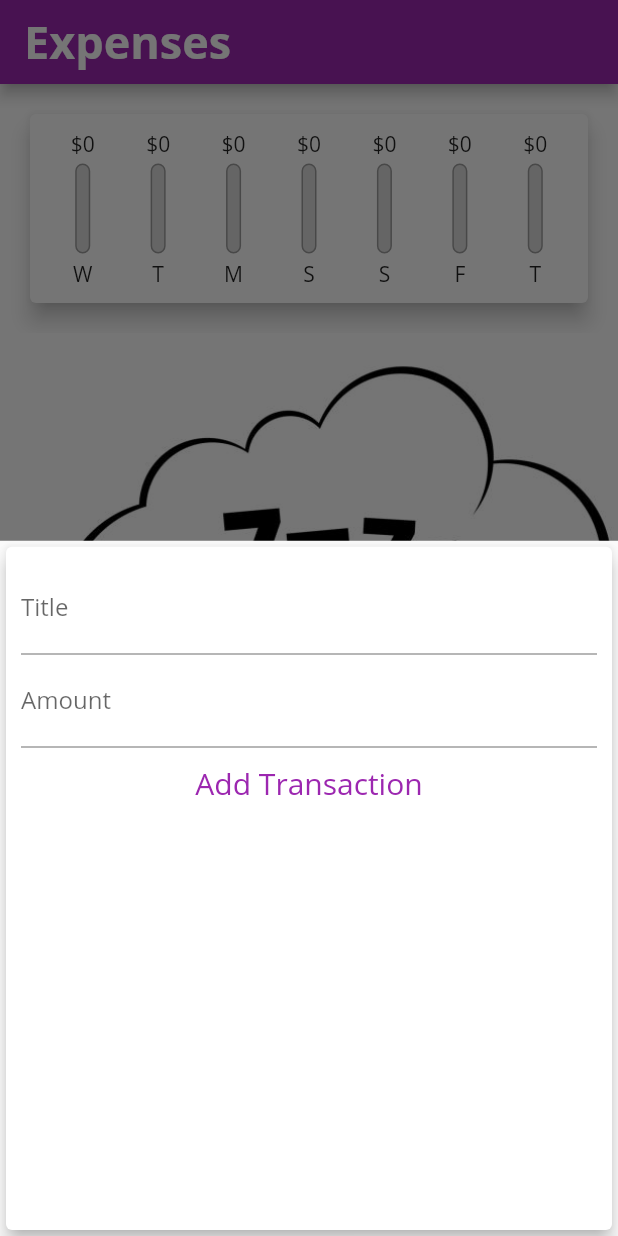
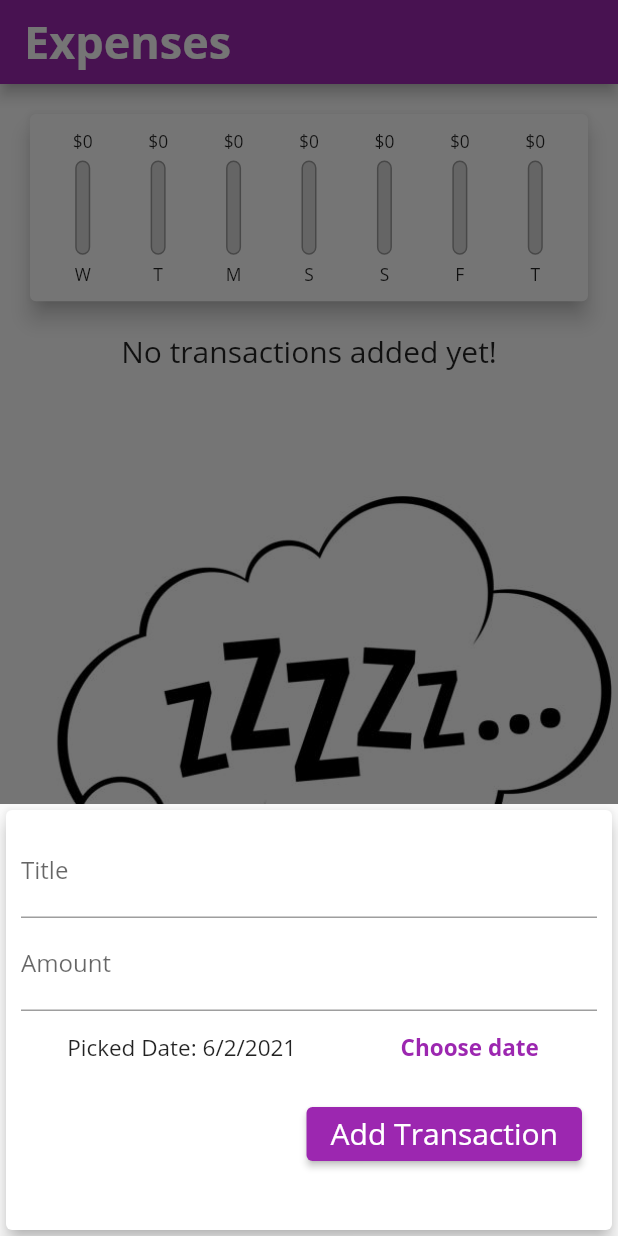
Before and after one commit to test1-creator/expenses, a Flutter app: the screen it shows after launch, after a tap on the "add" icon, on a phone screen of 412 x 824 dp. Run offline on Flutter 3.47's test engine with Material 2 defaults, Android fonts, the phone set to English and light mode, and no system bars.

Commit message:
Responsive
Added a switch in a landscape mode for chart

```diff
--- a/lib/main.dart
+++ b/lib/main.dart
@@ -1,7 +1,13 @@
 import 'package:expense/pages/homepage.dart';
 import 'package:flutter/material.dart';
+import 'package:flutter/services.dart';
 
 void main() {
+  // WidgetsFlutterBinding.ensureInitialized();
+  // SystemChrome.setPreferredOrientations([
+  //   DeviceOrientation.portraitUp,
+  //   DeviceOrientation.portraitDown,
+  // ]);
   runApp(Expense());
 }
 
--- a/lib/pages/homepage.dart
+++ b/lib/pages/homepage.dart
@@ -11,45 +11,8 @@ class HomePage extends StatefulWidget {
 }
 
 class _HomePageState extends State<HomePage> {
-  final List<Transaction> _userTransaction = [
-    // Transaction(
-    //     id: "t1", title: "New shoes", amount: 69.99, date: DateTime.now()),
-    // Transaction(
-    //     id: "t2",
-    //     title: "Weekly Groceries",
-    //     amount: 16.53,
-    //     date: DateTime.now()),
-    // Transaction(
-    //     id: "t2",
-    //     title: "Weekly Groceries",
-    //     amount: 16.53,
-    //     date: DateTime.now()),
-    // Transaction(
-    //     id: "t2",
-    //     title: "Weekly Groceries",
-    //     amount: 16.53,
-    //     date: DateTime.now()),
-    // Transaction(
-    //     id: "t2",
-    //     title: "Weekly Groceries",
-    //     amount: 16.53,
-    //     date: DateTime.now()),
-    // Transaction(
-    //     id: "t2",
-    //     title: "Weekly Groceries",
-    //     amount: 16.53,
-    //     date: DateTime.now()),
-    // Transaction(
-    //     id: "t2",
-    //     title: "Weekly Groceries",
-    //     amount: 16.53,
-    //     date: DateTime.now()),
-    // Transaction(
-    //     id: "t2",
-    //     title: "Weekly Groceries",
-    //     amount: 16.53,
-    //     date: DateTime.now()),
-  ];
+  final List<Transaction> _userTransaction = [];
+  bool _showChart = false;
 
   List<Transaction> get _recentTransactions {
     return _userTransaction.where((tx) {
@@ -58,15 +21,21 @@ class _HomePageState extends State<HomePage> {
   }
 
   //Method to add transaction to a userTransaction list
-  void _addNewTransaction(String txTitle, double txAmount) {
+  void _addNewTransaction(String txTitle, double txAmount, DateTime chosenDate) {
     final newTx = Transaction(
         title: txTitle,
         amount: txAmount,
-        date: DateTime.now(),
+        date: chosenDate,
         id: DateTime.now().toString());
 
     setState(() {
       _userTransaction.add(newTx);
+    });
+  }
+
+  void _deleteTransaction(String id) {
+    setState(() {
+      _userTransaction.removeWhere((tx) => tx.id == id);
     });
   }
 
@@ -83,8 +52,12 @@ class _HomePageState extends State<HomePage> {
   }
 
 
+
   @override
   Widget build(BuildContext context) {
+    final isLandscape = MediaQuery.of(context).orientation == Orientation.landscape;
+    var _height = MediaQuery.of(context).size.height;
+
     return SafeArea(
       child: Scaffold(
         appBar: AppBar(
@@ -96,9 +69,30 @@ class _HomePageState extends State<HomePage> {
         body: SingleChildScrollView(
           child: Column(
             children: [
-              Chart(_recentTransactions),
+              if(isLandscape) Row(
+                mainAxisAlignment: MainAxisAlignment.center,
+                children: [
+                  Text('Show Chart'),
+                  Switch(value: _showChart, onChanged: (value) {
+                    setState(() {
+                      _showChart = value;
+                    });
+                  }),
+                ],
+              ),
+
+              if(!isLandscape)
+                Container(
+                  height: _height * 0.2,
+                  child: Chart(_recentTransactions),),
+
+              _showChart ? Container(
+                height: _height * 0.5,
+                  child: Chart(_recentTransactions),) :
               //Contains a listView of all transactions
-              TransactionList(_userTransaction),
+              TransactionList(_userTransaction, _deleteTransaction),
+
+
             ],
           ),
         ),
--- a/lib/widgets/chart.dart
+++ b/lib/widgets/chart.dart
@@ -26,7 +26,7 @@ class Chart extends StatelessWidget {
         "day": DateFormat.E().format(weekDay).substring(0, 1),
         'amount': totalSum
       };
-    });
+    }).toList();
   }
 
   double get totalSpending {
@@ -38,7 +38,11 @@ class Chart extends StatelessWidget {
 
   @override
   Widget build(BuildContext context) {
-    return Card(
+    var _height = MediaQuery.of(context).size.height;
+
+    return Container(
+      height: _height * 0.22,
+      child: Card(
         elevation: 6,
         margin: EdgeInsets.all(20),
         child: Padding(
@@ -52,6 +56,7 @@ class Chart extends StatelessWidget {
             }).toList(),
           ),
         ),
+      ),
     );
   }
 }
--- a/lib/widgets/chart_bar.dart
+++ b/lib/widgets/chart_bar.dart
@@ -9,15 +9,23 @@ class ChartBar extends StatelessWidget {
 
   @override
   Widget build(BuildContext context) {
+    var _height = MediaQuery.of(context).size.height;
+
+    return LayoutBuilder(
+      builder: (ctx, constraints) {
         return Column(
           children: [
-        FittedBox(
-            child: Text("\$${spendingAmount.toStringAsFixed(0)}"),),
+            Container(
+              height: constraints.maxHeight * 0.15,
+              child: FittedBox(
+                child: Text("\$${spendingAmount.toStringAsFixed(0)}"),
+              ),
+            ),
             SizedBox(
-          height: 4,
+              height: constraints.maxHeight * 0.05,
             ),
             Container(
-          height: 60,
+              height: constraints.maxHeight * 0.6,
               width: 10,
               child: Stack(
                 children: [
@@ -41,10 +49,17 @@ class ChartBar extends StatelessWidget {
               ),
             ),
             SizedBox(
-          height: 4,
+              height: constraints.maxHeight * 0.05,
             ),
-        Text(label),
+            Container(
+              height: constraints.maxHeight * 0.15,
+              child: FittedBox(
+                child: Text(label),
+              ),
+            ),
           ],
+        );
+      },
     );
   }
 }
--- a/lib/widgets/new_transaction.dart
+++ b/lib/widgets/new_transaction.dart
@@ -1,4 +1,5 @@
 import 'package:flutter/material.dart';
+import 'package:intl/intl.dart';
 
 class NewTransaction extends StatefulWidget {
 
@@ -12,26 +13,50 @@ class NewTransaction extends StatefulWidget {
 
 class _NewTransactionState extends State<NewTransaction> {
   final titleController = TextEditingController();
-
   final amountController = TextEditingController();
+  DateTime _selectedDate = DateTime.now();
 
   void submitData() {
+    if(amountController.text.isEmpty) {
+      return;
+    }
+
     final enteredTitle = titleController.text;
     final enteredAmount = double.parse(amountController.text);
 
     if(enteredTitle.isEmpty || enteredAmount <= 0)
       return;
     else
-      widget.addTx (enteredTitle, enteredAmount);
+      widget.addTx(enteredTitle, enteredAmount, _selectedDate);
+
     Navigator.pop(context);
+  }
+
+  //opnes up a date picker to select a date from a calendar
+  void _presentDatePicker() {
+    showDatePicker(
+      context: context,
+      initialDate: DateTime.now(),
+      firstDate: DateTime(2019),
+      lastDate: DateTime.now(),
+    ).then((picketDate) {
+      if(picketDate == null) {
+        return;
+      }
+      setState(() {
+        _selectedDate = picketDate;
+      });
+    });
   }
 
   @override
   Widget build(BuildContext context) {
-    return Card(
+
+    return SingleChildScrollView(
+      child: Card(
         elevation: 5,
         child: Container(
-        padding: EdgeInsets.all(10),
+          padding: EdgeInsets.only(top: 10, left: 10, right: 10, bottom: MediaQuery.of(context).viewInsets.bottom + 30),
           child: Column(
             children: [
               TextField(
@@ -49,7 +74,26 @@ class _NewTransactionState extends State<NewTransaction> {
                   labelText: 'Amount',
                 ),
               ),
+
+              //date picker button
+              Row(
+                mainAxisAlignment: MainAxisAlignment.spaceAround,
+                children: [
+                  Text("Picked Date: ${DateFormat.yMd().format(_selectedDate)}", style: TextStyle(fontSize: 15),),
                   TextButton(
+                    onPressed: _presentDatePicker,
+                    child: Text('Choose date', style: TextStyle(fontWeight: FontWeight.bold, fontFamily: 'OpenSans', color: Colors.purple, fontSize: 15),),
+                  ),
+                ],
+              ),
+
+              //Add transaction button
+              Padding(
+                padding: const EdgeInsets.symmetric(vertical: 10, horizontal: 10),
+                child: Row(
+                  mainAxisAlignment: MainAxisAlignment.end,
+                  children: [
+                    ElevatedButton(
                       onPressed: submitData,
                       child: Text(
                         'Add Transaction',
@@ -57,12 +101,16 @@ class _NewTransactionState extends State<NewTransaction> {
                       ),
                       style: ButtonStyle(
                         backgroundColor:
-                MaterialStateProperty.all(Colors.white),
+                        MaterialStateProperty.all(Colors.purple),
+                      ),
+                    ),
+                  ],
                 ),
               )
             ],
           ),
         ),
+      ),
     );
   }
 }
--- a/lib/widgets/transaction_list.dart
+++ b/lib/widgets/transaction_list.dart
@@ -5,18 +5,22 @@ import 'package:intl/intl.dart';
 
 class TransactionList extends StatelessWidget {
 
-  TransactionList(this.transactions);
+  TransactionList(this.transactions, this.deleteTx);
 
   final List<Transaction> transactions;
+  final Function deleteTx;
 
   @override
   Widget build(BuildContext context) {
     var _height = MediaQuery.of(context).size.height;
+
+    return LayoutBuilder(
+      builder: (ctx, constraints) {
         return Container(
-      height: _height,
+          height: _height * 0.68,
           child: transactions.isEmpty ? Column(children: [
-        Image.asset('assets/images/zzz.jpg', fit: BoxFit.cover,),
             Text('No transactions added yet!', style: TextStyle(fontSize: 20),),
+            Expanded(child: Image.asset('assets/images/zzz.jpg', fit: BoxFit.contain,)),
           ],) : ListView.builder(
             itemCount: transactions.length,
             itemBuilder: (context, index) {
@@ -34,10 +38,17 @@ class TransactionList extends StatelessWidget {
                   ),
                   title: Text(transactions[index].title, style: TextStyle(color: Colors.black, fontFamily: 'OpenSans', fontSize: 20, fontWeight: FontWeight.bold),),
                   subtitle: Text(DateFormat.yMMMd().format(transactions[index].date), style: TextStyle(color: Colors.grey, ),),
+                  trailing: IconButton(
+                    icon: Icon(Icons.delete, color: Colors.red,),
+                    onPressed: () => deleteTx(transactions[index].id),
+                  ),
                 ),
               );
             },
           ),
         );
+      },
+
+    );
   }
 }
```
Lines whose indentation alone changed are shown as unchanged.
